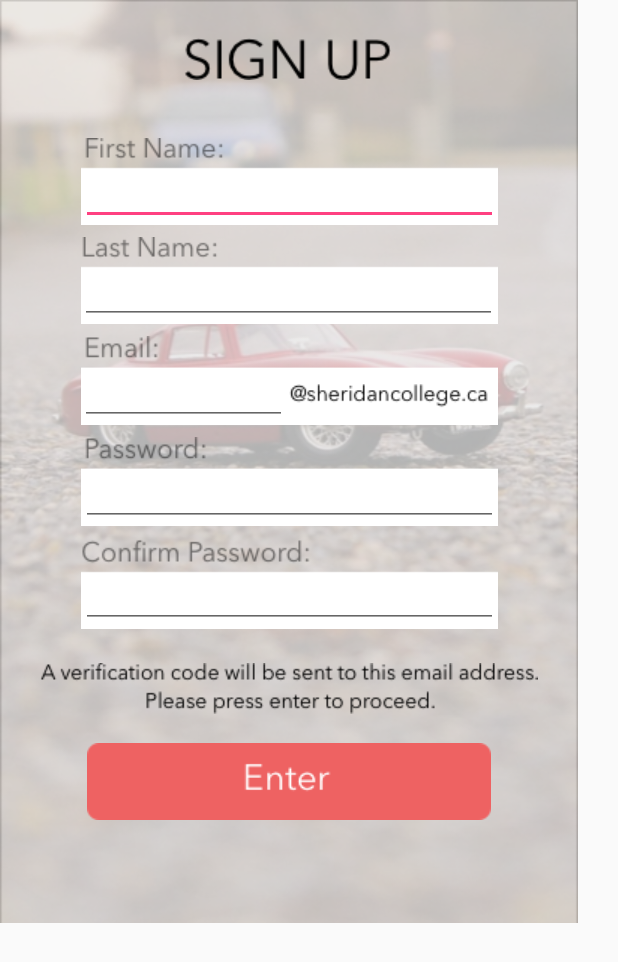
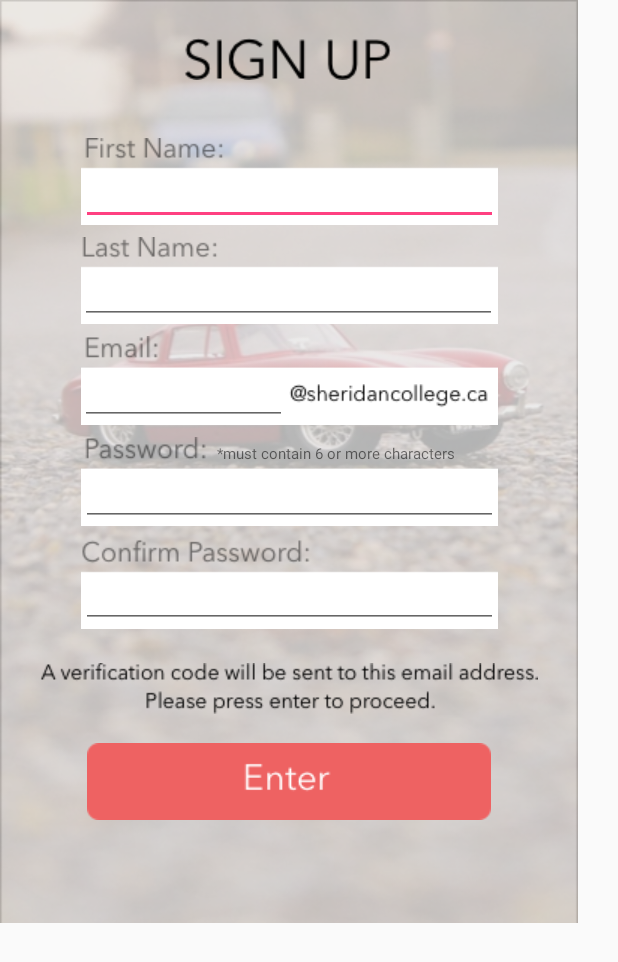
Before and after one commit to umayr96/RideWithUs, an Android app: the RegisterActivity screen opened directly, with no data from a screen before it, on a phone screen of 412 x 824 dp. Shown: the top 962 px of the screen. Run offline under Robolectric (Android 15) with nearby library versions, the phone set to English and light mode, and no system bars; our stand-ins replace Firebase (no records; nobody signed in at launch, a user with empty details on screens opened directly).

Commit message:
password * text updated

```diff
--- a/app/src/main/res/layout/activity_register.xml
+++ b/app/src/main/res/layout/activity_register.xml
@@ -104,6 +104,21 @@
         app:layout_constraintTop_toBottomOf="@+id/imageView14"
         app:srcCompat="@drawable/password" />
 
+    <TextView
+        android:id="@+id/textView"
+        android:layout_width="wrap_content"
+        android:layout_height="wrap_content"
+        android:layout_marginEnd="8dp"
+        android:layout_marginStart="8dp"
+        android:layout_marginTop="4dp"
+        android:text="*must contain 6 or more characters"
+        android:textAppearance="@style/TextAppearance.AppCompat.Small"
+        android:textSize="10sp"
+        app:layout_constraintEnd_toEndOf="@+id/imageView15"
+        app:layout_constraintHorizontal_bias="0.8"
+        app:layout_constraintStart_toStartOf="@+id/imageView15"
+        app:layout_constraintTop_toTopOf="@+id/imageView15" />
+
     <EditText
         android:id="@+id/editTextPassword"
         android:layout_width="278dp"
```
